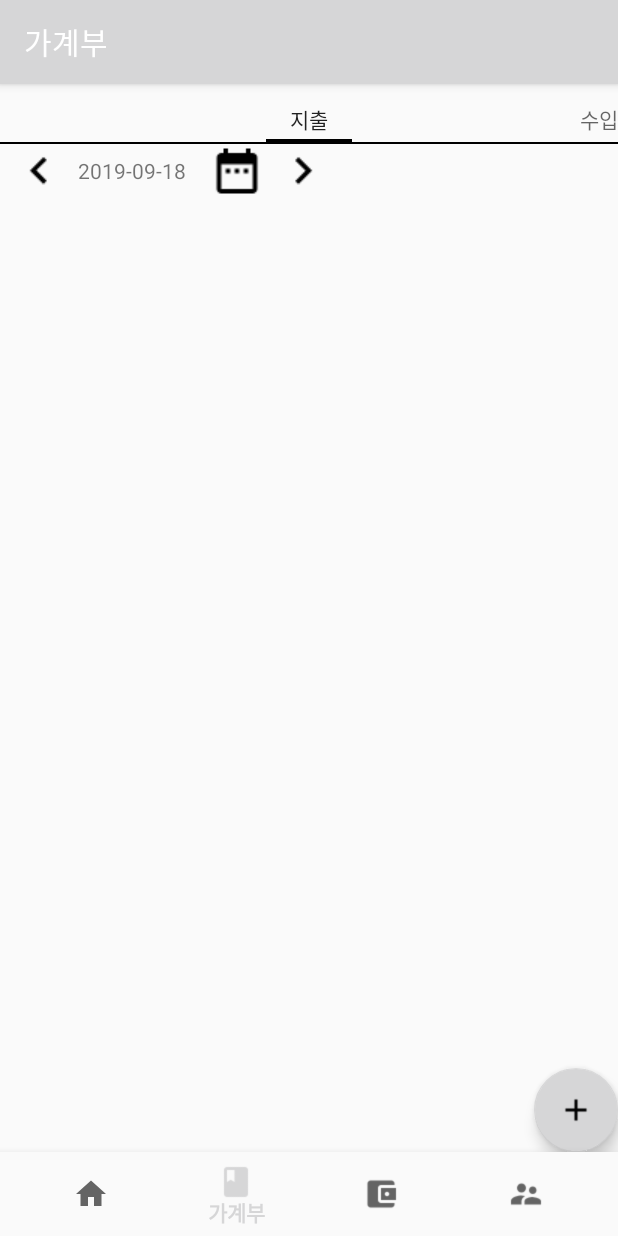
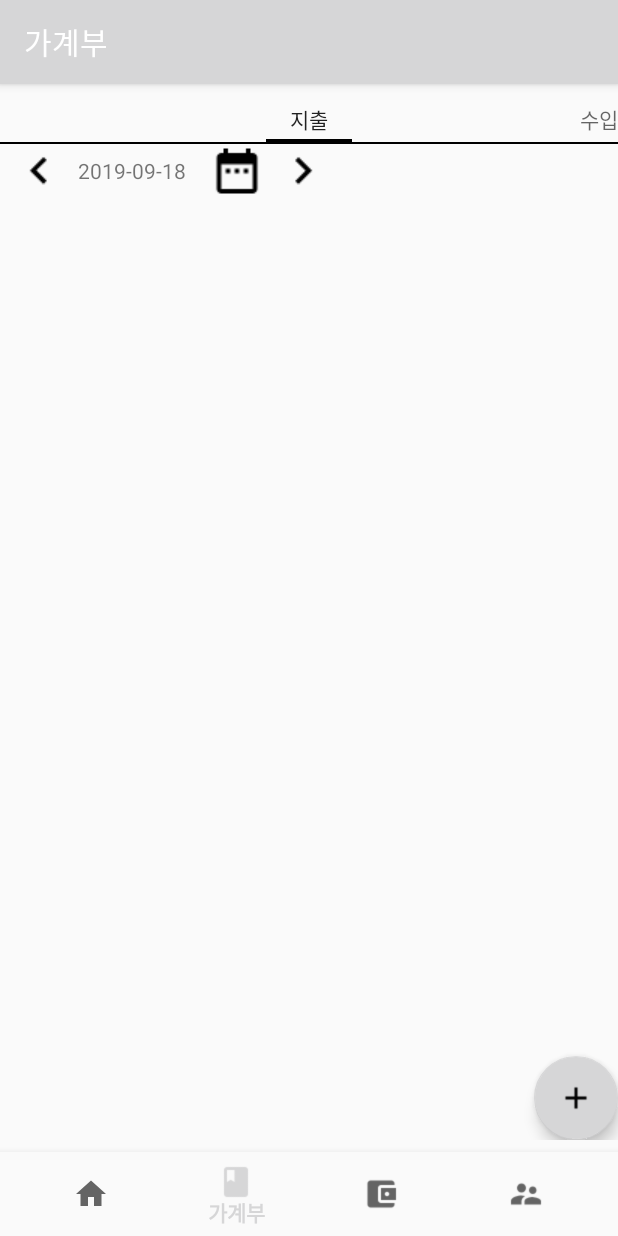
Before and after one commit to watering95/MoneyRecord, an Android app: the screen it shows after launch (MainActivity), item 2 of the bottom bar chosen, on a phone screen of 412 x 824 dp. Run offline under Robolectric (Android 15) with nearby library versions, the phone set to English and light mode, and no system bars; our stand-ins replace Firebase (no records; nobody signed in at launch, a user with empty details on screens opened directly), Room's generated code, data binding; libraries missing offline, so code that uses them is left out: androidx.databinding.library, com.firebase.ui; pictures from the network do not load; 6 statements that could not run were skipped.

Commit message:
Inner Test Track V.1.6 (version code 6) Adjust Main Layout

```diff
--- a/app/build.gradle
+++ b/app/build.gradle
@@ -14,8 +14,8 @@ android {
         applicationId "com.watering.moneyrecord"
         minSdkVersion 24
         targetSdkVersion 28
-        versionCode 4
-        versionName "1.4"
+        versionCode 6
+        versionName "1.6"
         testInstrumentationRunner "androidx.test.runner.AndroidJUnitRunner"
     }
     buildTypes {
--- a/app/src/main/res/layout/activity_main.xml
+++ b/app/src/main/res/layout/activity_main.xml
@@ -12,20 +12,25 @@
             android:id="@+id/frame_main"
             android:layout_width="match_parent"
             android:layout_height="0dp"
-            app:layout_constraintBottom_toTopOf="@id/navigation"
-            android:layout_marginTop="8dp" app:layout_constraintTop_toTopOf="parent">
+            android:layout_marginTop="8dp"
+            android:layout_marginBottom="8dp"
+            app:layout_constraintBottom_toTopOf="@+id/navigation"
+            app:layout_constraintEnd_toEndOf="parent"
+            app:layout_constraintStart_toStartOf="parent"
+            app:layout_constraintTop_toTopOf="parent"
+            app:layout_constraintVertical_bias="0.0">
 
     </FrameLayout>
+
     <com.google.android.material.bottomnavigation.BottomNavigationView
             android:id="@+id/navigation"
             android:layout_width="0dp"
             android:layout_height="wrap_content"
-            android:layout_marginEnd="0dp"
-            android:layout_marginStart="0dp"
             android:background="?android:attr/windowBackground"
+
             app:layout_constraintBottom_toBottomOf="parent"
-            app:layout_constraintLeft_toLeftOf="parent"
-            app:layout_constraintRight_toRightOf="parent"
-            app:menu="@menu/navigation"/>
+            app:layout_constraintEnd_toEndOf="parent"
+            app:layout_constraintStart_toStartOf="parent"
+            app:menu="@menu/navigation" />
 
 </androidx.constraintlayout.widget.ConstraintLayout>
```
Also changed, not shown: app/src/main/java/com/watering/moneyrecord/fragments/FragmentAccounts.kt (+5 -5 lines).
